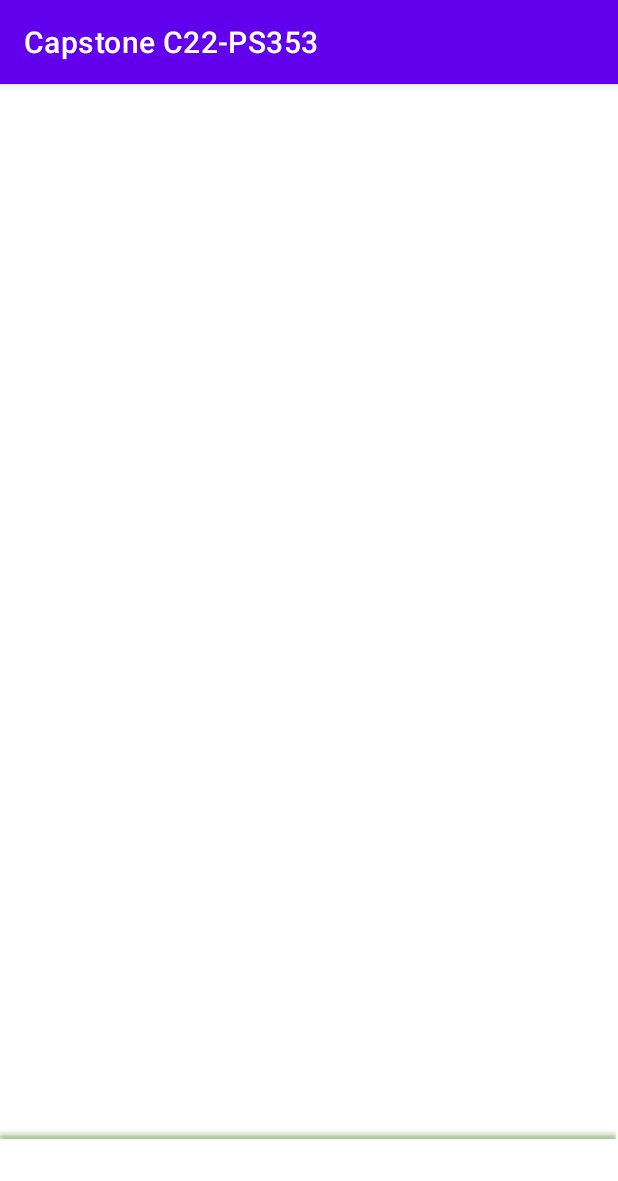
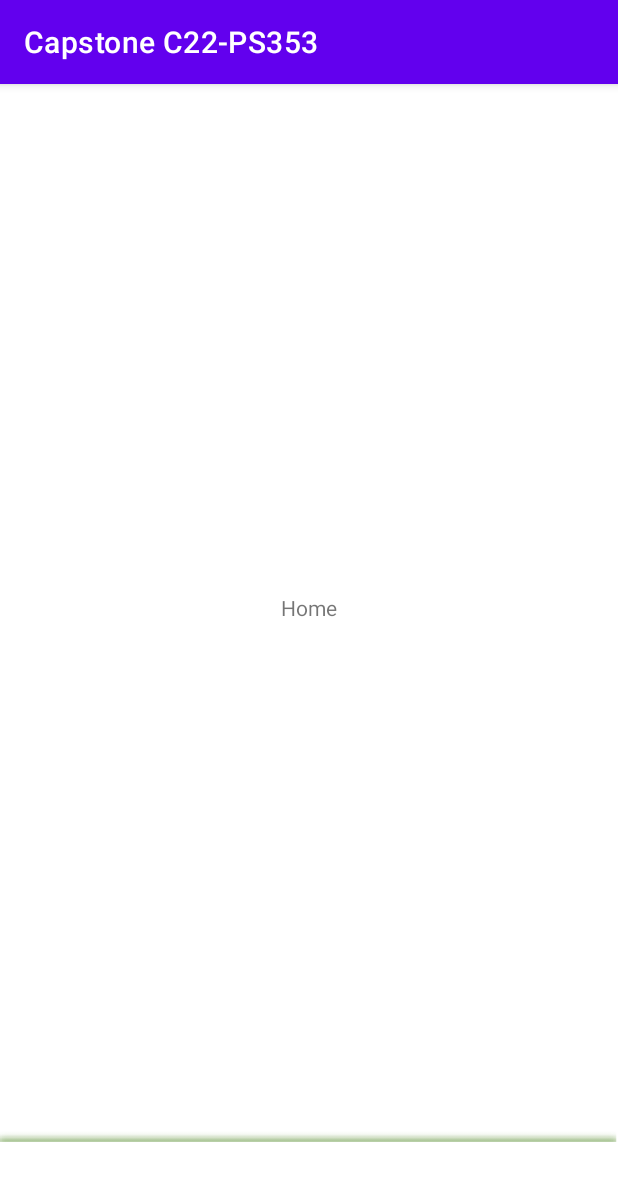
Before and after one commit to Bangkit-C22-PS353-Capstone-Project/Bangkit-C22-PS353-MobileDevelopment, an Android app: the screen it shows after launch (MainActivity), on a phone screen of 412 x 824 dp. Shown: the top 1181 px of the screen. Run offline under Robolectric (Android 15) with nearby library versions, the phone set to English and light mode, and no system bars; our stand-ins replace navigation-ui.

Commit message:
init commit fadlan

```diff
--- a/app/build.gradle
+++ b/app/build.gradle
@@ -37,6 +37,7 @@ dependencies {
     implementation 'androidx.appcompat:appcompat:1.4.1'
     implementation 'com.google.android.material:material:1.6.0'
     implementation 'androidx.constraintlayout:constraintlayout:2.1.4'
+    implementation 'androidx.legacy:legacy-support-v4:1.0.0'
 
     //Navigation
     def nav_version =  "2.4.2"
--- a/app/src/main/java/com/example/capstonec22_ps353/ui/MainActivity.kt
+++ b/app/src/main/java/com/example/capstonec22_ps353/ui/MainActivity.kt
@@ -2,11 +2,25 @@ package com.example.capstonec22_ps353.ui
 
 import androidx.appcompat.app.AppCompatActivity
 import android.os.Bundle
+import androidx.navigation.NavController
+import androidx.navigation.fragment.NavHostFragment
+import androidx.navigation.ui.NavigationUI.setupWithNavController
 import com.example.capstonec22_ps353.R
+import com.google.android.material.bottomnavigation.BottomNavigationView
 
 class MainActivity : AppCompatActivity() {
+
+    private lateinit var navController: NavController
+
     override fun onCreate(savedInstanceState: Bundle?) {
         super.onCreate(savedInstanceState)
         setContentView(R.layout.activity_main)
+
+        val navHostFragment = supportFragmentManager.findFragmentById(R.id.mainContainer) as NavHostFragment
+        navController = navHostFragment.navController
+
+        val bottomNavigationView = findViewById<BottomNavigationView>(R.id.bottomNavigation)
+        setupWithNavController(bottomNavigationView, navController)
+
     }
 }
--- /dev/null
+++ b/app/src/main/java/com/example/capstonec22_ps353/ui/home/HomeFragment.kt
@@ -0,0 +1,28 @@
+package com.example.capstonec22_ps353.ui.home
+
+import android.os.Bundle
+import androidx.fragment.app.Fragment
+import android.view.LayoutInflater
+import android.view.View
+import android.view.ViewGroup
+import com.example.capstonec22_ps353.R
+
+
+class HomeFragment : Fragment() {
+
+
+    override fun onCreate(savedInstanceState: Bundle?) {
+        super.onCreate(savedInstanceState)
+
+    }
+
+    override fun onCreateView(
+        inflater: LayoutInflater, container: ViewGroup?,
+        savedInstanceState: Bundle?
+    ): View? {
+        // Inflate the layout for this fragment
+        return inflater.inflate(R.layout.fragment_home, container, false)
+    }
+
+
+}
--- /dev/null
+++ b/app/src/main/res/drawable/selector_navigation.xml
@@ -0,0 +1,5 @@
+<?xml version="1.0" encoding="utf-8"?>
+<selector xmlns:android="http://schemas.android.com/apk/res/android">
+    <item android:state_pressed="true" android:color="@color/purple_200"/>
+    <item android:state_pressed="false" android:color="@color/black"/>
+</selector>
--- a/app/src/main/res/layout/activity_main.xml
+++ b/app/src/main/res/layout/activity_main.xml
@@ -15,14 +15,26 @@
 <!--        app:layout_constraintRight_toRightOf="parent"-->
 <!--        app:layout_constraintTop_toTopOf="parent" />-->
 
+    <androidx.fragment.app.FragmentContainerView
+        android:id="@+id/mainContainer"
+        android:name="androidx.navigation.fragment.NavHostFragment"
+        android:layout_width="0dp"
+        android:layout_height="0dp"
+        app:defaultNavHost="true"
+        app:layout_constraintBottom_toTopOf="@+id/bottomNavigation"
+        app:layout_constraintEnd_toEndOf="parent"
+        app:layout_constraintStart_toStartOf="parent"
+        app:layout_constraintTop_toTopOf="parent"
+        app:navGraph="@navigation/nav_graph" />
+
     <com.google.android.material.bottomnavigation.BottomNavigationView
         android:id="@+id/bottomNavigation"
-        android:layout_width="0dp"
-        android:layout_height="72dp"
+        android:layout_width="match_parent"
+        android:layout_height="70dp"
+        app:menu="@menu/bottom_nav_menu"
         android:background="@drawable/shadow_background"
         app:layout_constraintBottom_toBottomOf="parent"
         app:layout_constraintEnd_toEndOf="parent"
         app:layout_constraintStart_toStartOf="parent" />
 
-
 </androidx.constraintlayout.widget.ConstraintLayout>
--- /dev/null
+++ b/app/src/main/res/layout/fragment_home.xml
@@ -0,0 +1,15 @@
+<?xml version="1.0" encoding="utf-8"?>
+<FrameLayout xmlns:android="http://schemas.android.com/apk/res/android"
+    xmlns:tools="http://schemas.android.com/tools"
+    android:layout_width="match_parent"
+    android:layout_height="match_parent"
+    tools:context=".ui.home.HomeFragment">
+
+    <!-- TODO: Update blank fragment layout -->
+    <TextView
+        android:gravity="center"
+        android:layout_width="match_parent"
+        android:layout_height="match_parent"
+        android:text="@string/home" />
+
+</FrameLayout>
--- /dev/null
+++ b/app/src/main/res/navigation/nav_graph.xml
@@ -0,0 +1,23 @@
+<?xml version="1.0" encoding="utf-8"?>
+<navigation xmlns:android="http://schemas.android.com/apk/res/android"
+    xmlns:app="http://schemas.android.com/apk/res-auto"
+    xmlns:tools="http://schemas.android.com/tools"
+    android:id="@+id/nav_graph"
+    app:startDestination="@id/homeFragment">
+
+    <fragment
+        android:id="@+id/homeFragment"
+        android:name="com.example.capstonec22_ps353.ui.home.HomeFragment"
+        android:label="fragment_home"
+        tools:layout="@layout/fragment_home" />
+    <fragment
+        android:id="@+id/priceFragment"
+        android:name="com.example.capstonec22_ps353.ui.price.PriceFragment"
+        android:label="fragment_price"
+        tools:layout="@layout/fragment_price" />
+    <fragment
+        android:id="@+id/profileFragment"
+        android:name="com.example.capstonec22_ps353.ui.profile.ProfileFragment"
+        android:label="fragment_profile"
+        tools:layout="@layout/fragment_profile" />
+</navigation>
--- a/app/src/main/res/values/strings.xml
+++ b/app/src/main/res/values/strings.xml
@@ -1,3 +1,8 @@
 <resources>
     <string name="app_name">Capstone C22-PS353</string>
+    <!-- TODO: Remove or change this placeholder text -->
+    <string name="hello_blank_fragment">Hello blank fragment</string>
+    <string name="home">Home</string>
+    <string name="price">Price</string>
+    <string name="profile">Profile</string>
 </resources>
```
Also changed, not shown: app/src/main/java/com/example/capstonec22_ps353/ui/price/PriceFragment.kt (added, +28 -0 lines), app/src/main/java/com/example/capstonec22_ps353/ui/profile/ProfileFragment.kt (added, +27 -0 lines), app/src/main/res/drawable/chart_outline.xml (added, +9 -0 lines), app/src/main/res/drawable/home_outline.xml (added, +11 -0 lines), app/src/main/res/drawable/profile_outline.xml (added, +11 -0 lines), app/src/main/res/layout/fragment_price.xml (added, +15 -0 lines), app/src/main/res/layout/fragment_profile.xml (added, +15 -0 lines).
